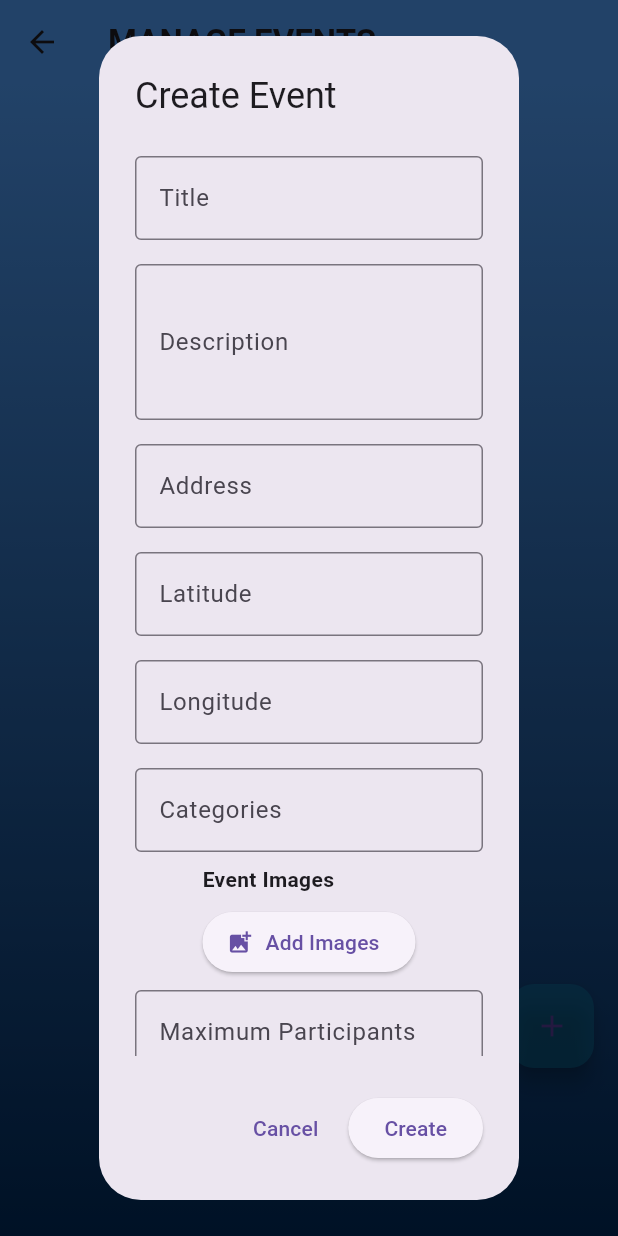
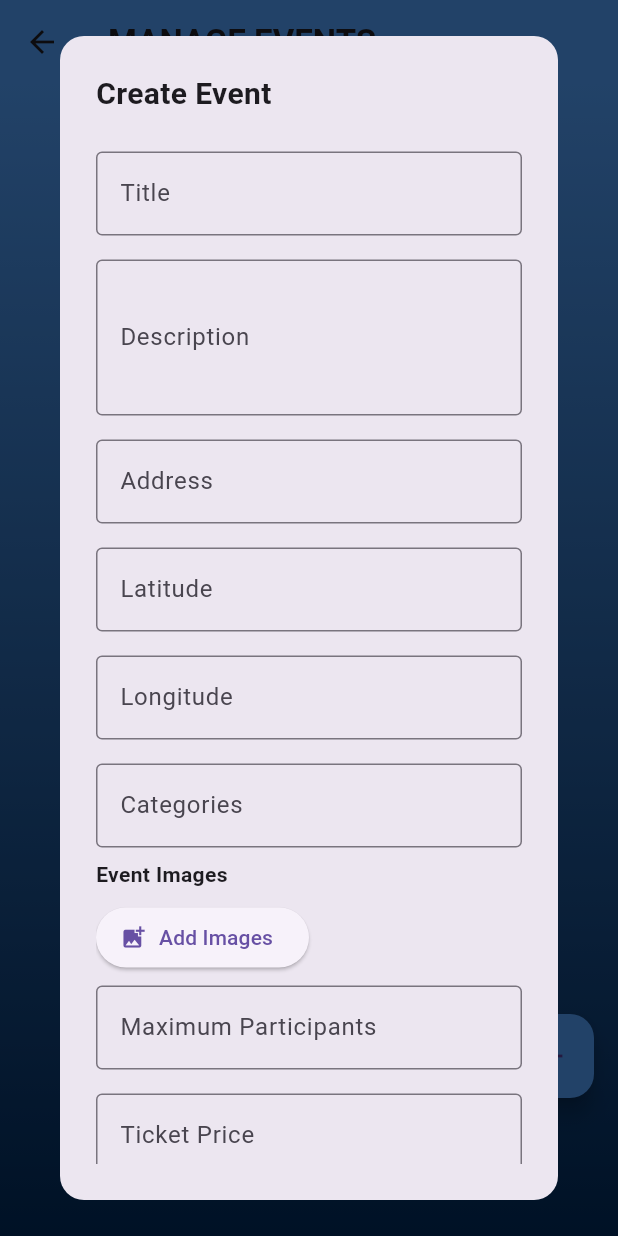
Before and after one commit to RohitSth/xploverse_flutter, a Flutter app: the EventsManagement screen opened directly, after a tap on the "add" icon, on a phone screen of 412 x 824 dp. Run offline on Flutter 3.47's test engine with Material 3 defaults, Android fonts, the phone set to English and light mode, and no system bars; our stand-ins replace carousel_slider, cloud_firestore, firebase_auth, firebase_core, firebase_storage, flutter_compass and 13 more; accounts and stored records are empty; generated files the repository leaves out were written again; network calls fail; statements that could not run were skipped.

```diff
--- a/lib/features/event/presentation/view/events_management.dart
+++ b/lib/features/event/presentation/view/events_management.dart
@@ -346,15 +346,25 @@ class _EventsManagementState extends State<EventsManagement> {
     showDialog(
       context: context,
       builder: (BuildContext context) {
-        return ConstrainedBox(
-          constraints:
-              BoxConstraints(maxWidth: MediaQuery.of(context).size.width * 1),
-          child: AlertDialog(
-            title: Text(isUpdate ? "Update Event" : "Create Event"),
-            content: SingleChildScrollView(
+        return Dialog(
+          shape: RoundedRectangleBorder(
+            borderRadius: BorderRadius.circular(16.0),
+          ),
+          child: Padding(
+            padding: const EdgeInsets.all(24.0),
+            child: SingleChildScrollView(
               child: Column(
                 mainAxisSize: MainAxisSize.min,
+                crossAxisAlignment: CrossAxisAlignment.stretch,
                 children: [
+                  Text(
+                    isUpdate ? "Update Event" : "Create Event",
+                    style: const TextStyle(
+                      fontSize: 20.0,
+                      fontWeight: FontWeight.bold,
+                    ),
+                  ),
+                  const SizedBox(height: 16.0),
                   _buildTextField(titleController, "Title"),
                   _buildTextField(descriptionController, "Description",
                       maxLines: 3),
@@ -374,14 +384,15 @@ class _EventsManagementState extends State<EventsManagement> {
                       _startDateController, 'Start Date', _selectStartDate),
                   _buildDateField(
                       _endDateController, 'End Date', _selectEndDate),
-                ],
-              ),
-            ),
-            actions: [
+                  const SizedBox(height: 16.0),
+                  Row(
+                    mainAxisAlignment: MainAxisAlignment.end,
+                    children: [
                       TextButton(
                         onPressed: () => Navigator.of(context).pop(),
                         child: const Text("Cancel"),
                       ),
+                      const SizedBox(width: 8.0),
                       ElevatedButton(
                         onPressed: () async {
                           if (_validateFields()) {
@@ -398,6 +409,10 @@ class _EventsManagementState extends State<EventsManagement> {
                         child: Text(isUpdate ? "Update" : "Create"),
                       ),
                     ],
+                  ),
+                ],
+              ),
+            ),
           ),
         );
       },
@@ -564,9 +579,11 @@ class _EventsManagementState extends State<EventsManagement> {
               ),
       ),
       floatingActionButton: Padding(
-        padding: const EdgeInsets.only(bottom: 96.0),
+        padding: const EdgeInsets.only(bottom: 76.0),
         child: FloatingActionButton(
-          backgroundColor: const Color.fromARGB(100, 10, 123, 158),
+          backgroundColor: isDarkMode
+              ? const Color.fromARGB(100, 10, 123, 158)
+              : const Color(0xFF4A90E2),
           onPressed: () => _showEventDialog(),
           child: const Icon(Icons.add),
         ),
@@ -594,23 +611,38 @@ class _EventsManagementState extends State<EventsManagement> {
         Card(
           elevation: 2,
           margin: const EdgeInsets.symmetric(horizontal: 10, vertical: 5),
-          child: ListTile(
-            title: Text(
-              documentSnapshot['title'],
-              style: const TextStyle(fontWeight: FontWeight.bold),
-            ),
-            subtitle: Column(
+          child: Padding(
+            padding: const EdgeInsets.all(16.0),
+            child: Row(
+              crossAxisAlignment: CrossAxisAlignment.start,
+              children: [
+                Expanded(
+                  child: Column(
                     crossAxisAlignment: CrossAxisAlignment.start,
                     children: [
                       Text(
-                  DateFormat('yyyy-MM-dd')
-                      .format(DateTime.parse(documentSnapshot['startDate'])),
+                        documentSnapshot['title'],
+                        style: const TextStyle(
+                          color: Colors.lightBlue,
+                          fontWeight: FontWeight.bold,
+                          fontSize: 16,
                         ),
-                const SizedBox(height: 4),
-                Text('Total Bookings: $totalBookings'),
+                      ),
+                      const SizedBox(height: 8),
+                      Text(
+                        DateFormat('yyyy-MM-dd').format(
+                            DateTime.parse(documentSnapshot['startDate'])),
+                      ),
+                      const SizedBox(height: 8),
+                      Text(
+                        'Total Bookings: $totalBookings',
+                        style: const TextStyle(fontWeight: FontWeight.w600),
+                      ),
                     ],
                   ),
-            trailing: Row(
+                ),
+                const SizedBox(width: 16),
+                Column(
                   mainAxisSize: MainAxisSize.min,
                   children: [
                     IconButton(
@@ -618,10 +650,13 @@ class _EventsManagementState extends State<EventsManagement> {
                       color: Colors.blue,
                       onPressed: () => _showEventDialog(eventId: eventId),
                     ),
+                    const SizedBox(height: 8),
                     IconButton(
                       icon: const Icon(Icons.delete),
                       color: Colors.red,
                       onPressed: () => _showDeleteConfirmation(eventId),
+                    ),
+                  ],
                 ),
               ],
             ),
--- a/pubspec.yaml
+++ b/pubspec.yaml
@@ -64,11 +64,11 @@ dependencies:
   qr_flutter: ^4.1.0
   permission_handler: ^11.3.1
   get: ^4.6.6
-  carousel_slider: ^5.0.0
   path_provider: ^2.1.4
   device_info_plus: ^10.1.2
   pdf: ^3.11.1
   rxdart: ^0.28.0
+  carousel_slider: ^5.0.0
 
 dev_dependencies:
   flutter_test:
```
Also changed, not shown: lib/features/event/presentation/view/event_screen.dart (+77 -63 lines). Lines whose indentation alone changed are shown as unchanged.
